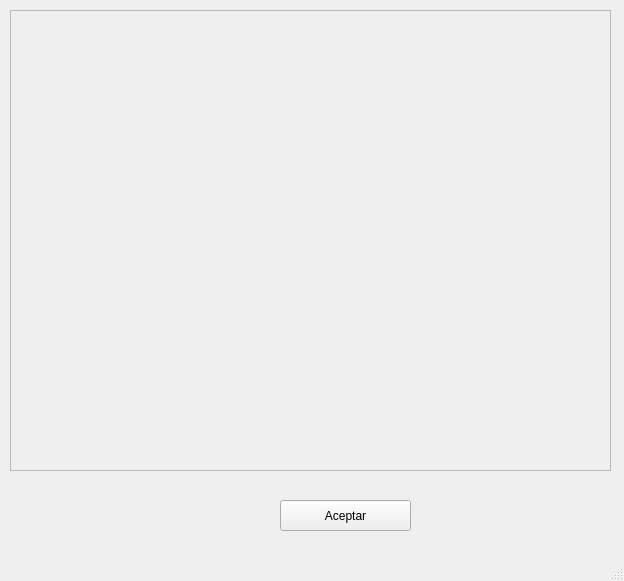
This is acerca.ui in FreakJazz/Raspberry-interface-temperature-control as Qt 5 draws it before an edit. The edited form follows.
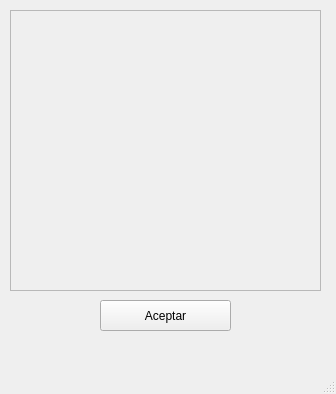
This is the edited form.

The edit to the form file:
```diff
--- a/acerca.ui
+++ b/acerca.ui
@@ -6,8 +6,8 @@
    <rect>
     <x>0</x>
     <y>0</y>
-    <width>624</width>
-    <height>581</height>
+    <width>336</width>
+    <height>394</height>
    </rect>
   </property>
   <property name="windowTitle">
@@ -17,8 +17,8 @@
    <widget class="QPushButton" name="aceptar">
     <property name="geometry">
      <rect>
-      <x>280</x>
-      <y>500</y>
+      <x>100</x>
+      <y>300</y>
       <width>131</width>
       <height>31</height>
      </rect>
@@ -32,8 +32,8 @@
      <rect>
       <x>10</x>
       <y>10</y>
-      <width>601</width>
-      <height>461</height>
+      <width>311</width>
+      <height>281</height>
      </rect>
     </property>
     <property name="frameShape">
@@ -47,8 +47,8 @@
       <rect>
        <x>10</x>
        <y>20</y>
-       <width>571</width>
-       <height>411</height>
+       <width>271</width>
+       <height>251</height>
       </rect>
      </property>
      <property name="text">
```
Left out of the diff: 2 changed lines with no effect on the pictures.
